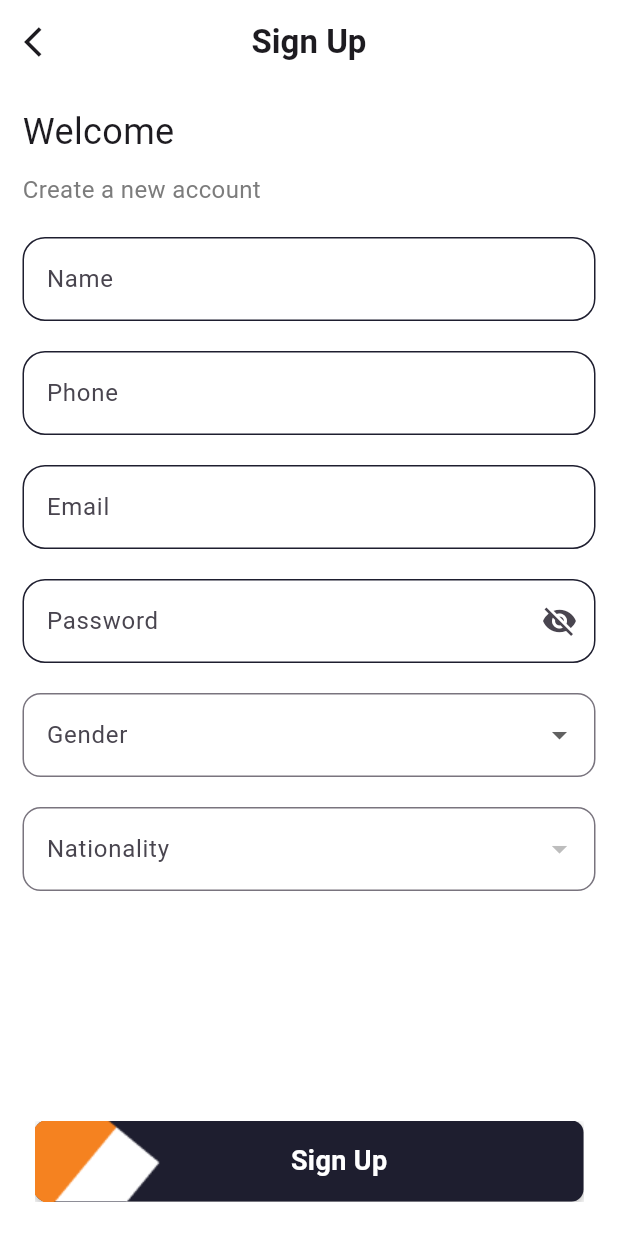
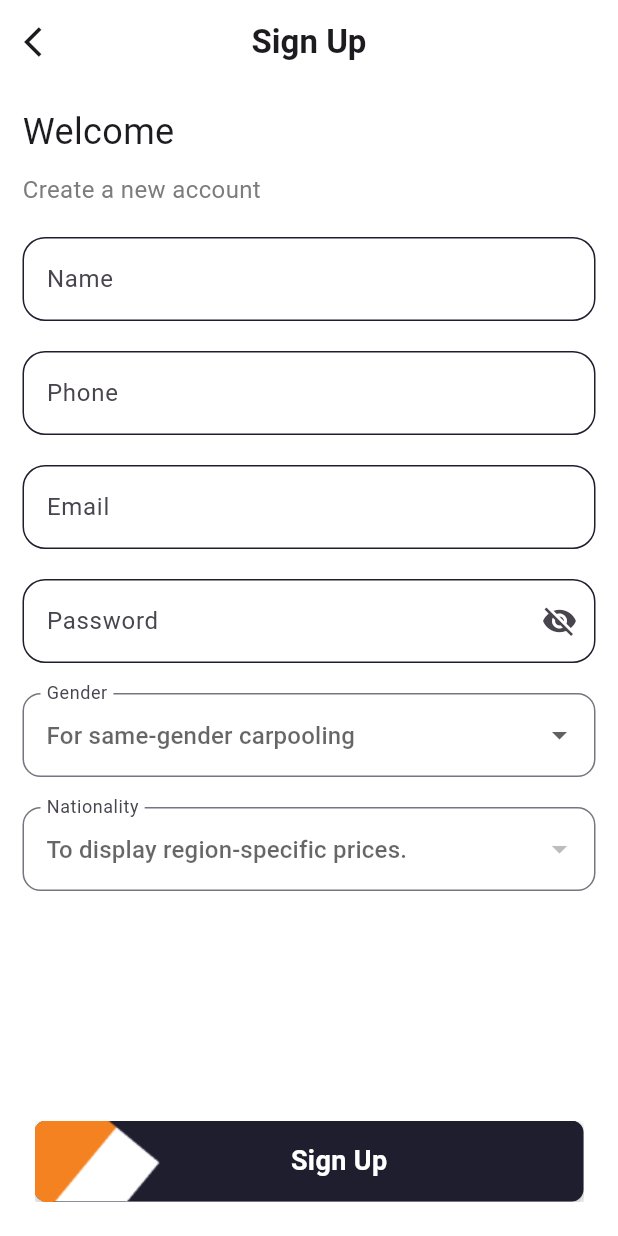
Before and after one commit to yousseftamer2003/ticket_hub, a Flutter app: the ProfilePage screen opened directly, after a tap on "Login", after a tap on "Sign Up", on a phone screen of 412 x 824 dp. Run offline on Flutter 3.47's test engine with Material 3 defaults, Android fonts, the phone set to English and light mode, and no system bars; our stand-ins replace flutter_svg, image_picker, pinput, shared_preferences, shimmer, webview_flutter; accounts and stored records are empty; network calls fail.

Commit message:
some production needs edits

```diff
--- a/lib/constant/widgets/text_field_widget.dart
+++ b/lib/constant/widgets/text_field_widget.dart
@@ -44,6 +44,7 @@ class CustomTextField extends StatelessWidget {
 
 class CustomDropdown extends StatelessWidget {
   final String label;
+  final String hintText;
   final List<String> items;
   final String? selectedValue;
   final Function(String?) onChanged;
@@ -54,12 +55,14 @@ class CustomDropdown extends StatelessWidget {
     required this.items,
     required this.selectedValue,
     required this.onChanged,
+    required this.hintText,
   });
 
   @override
   Widget build(BuildContext context) {
     return DropdownButtonFormField<String>(
       decoration: InputDecoration(
+        hintText: hintText,
         labelText: label,
         border: OutlineInputBorder(
           borderRadius: BorderRadius.circular(12),
--- a/lib/l10n/intl_ar.arb
+++ b/lib/l10n/intl_ar.arb
@@ -122,5 +122,6 @@
     "wallet_screen_title": "المحفظة",
     "user_balance": "رصيد المستخدم",
     "transaction_history": "سجل المعاملات",
-    "no_transactions": "لا توجد معاملات متاحة."
+    "no_transactions": "لا توجد معاملات متاحة.",
+    "deleteAccount": "حذف الحساب"
   }
--- a/lib/l10n/intl_en.arb
+++ b/lib/l10n/intl_en.arb
@@ -121,6 +121,6 @@
     "wallet_screen_title": "Wallet",
     "user_balance": "User Balance",
     "transaction_history": "Transaction History",
-    "no_transactions": "No transactions available."
-
+    "no_transactions": "No transactions available.",
+    "deleteAccount": "Delete Account"
 }
--- a/lib/views/auth/login_screen.dart
+++ b/lib/views/auth/login_screen.dart
@@ -43,7 +43,8 @@ class LoginScreenState extends State<LoginScreen> {
                 children: [
                   Text(
                     S.of(context).WelcomeBack,
-                    style: const TextStyle(fontSize: 24, fontWeight: FontWeight.w400),
+                    style: const TextStyle(
+                        fontSize: 24, fontWeight: FontWeight.w400),
                   ),
                 ],
               ),
@@ -126,39 +127,6 @@ class LoginScreenState extends State<LoginScreen> {
                   }),
               const SizedBox(height: 20),
               Row(
-                children: [
-                  const Expanded(child: Divider(color: Colors.grey, thickness: 0)),
-                  Padding(
-                    padding: const EdgeInsets.symmetric(horizontal: 10),
-                    child: Text(
-                      S.of(context).orLoginWith,
-                      style:
-                          const TextStyle(fontSize: 16, fontWeight: FontWeight.w400),
-                    ),
-                  ),
-                  const Expanded(child: Divider(color: Colors.grey, thickness: 0)),
-                ],
-              ),
-              const SizedBox(height: 10),
-              Row(
-                mainAxisAlignment: MainAxisAlignment.center,
-                children: [
-                  IconButton(
-                    icon: const Icon(Icons.facebook,
-                        color: Colors.grey, size: 40),
-                    onPressed: () {},
-                  ),
-                  const SizedBox(width: 20),
-                  IconButton(
-                    icon: Image.asset(
-                        'assets/images/Instagram Icon Container.png',
-                        width: 40),
-                    onPressed: () {},
-                  ),
-                ],
-              ),
-              const SizedBox(height: 20),
-              Row(
                 mainAxisAlignment: MainAxisAlignment.center,
                 children: [
                   Text(S.of(context).dontHaveAnAccount,
--- a/lib/views/tabs_screen/screens/profile_page.dart
+++ b/lib/views/tabs_screen/screens/profile_page.dart
@@ -100,7 +100,8 @@ class ProfilePageState extends State<ProfilePage> {
                           );
                         },
                         child: Text(S.of(context).login,
-                            style: const TextStyle(fontSize: 16, color: blackColor)),
+                            style: const TextStyle(
+                                fontSize: 16, color: blackColor)),
                       ),
                     ],
                   ),
@@ -199,6 +200,14 @@ class ProfilePageState extends State<ProfilePage> {
                               Icons.logout, S.of(context).logout,
                               showArrow: true),
                         ),
+                        GestureDetector(
+                          onTap: () {
+                            Provider.of<LoginProvider>(context, listen: false)
+                                .deleteAccount(context);
+                          },
+                          child: _buildInfoRow(Icons.delete, 'Delete Account',
+                              showArrow: true),
+                        ),
                       ]),
                     ],
                   ),
--- a/pubspec.yaml
+++ b/pubspec.yaml
@@ -16,7 +16,7 @@ publish_to: 'none' # Remove this line if you wish to publish to pub.dev
 # https://developer.apple.com/library/archive/documentation/General/Reference/InfoPlistKeyReference/Articles/CoreFoundationKeys.html
 # In Windows, build-name is used as the major, minor, and patch parts
 # of the product and file versions while build-number is used as the build suffix.
-version: 1.0.0+1
+version: 1.0.1+3
 
 environment:
   sdk: ^3.5.4
```
Also changed, not shown: lib/controller/auth/login_provider.dart (+42 -6 lines), lib/controller/auth/signup_provider.dart (+22 -13 lines), lib/views/auth/signup_screen.dart (+12 -6 lines), 41 other files.
